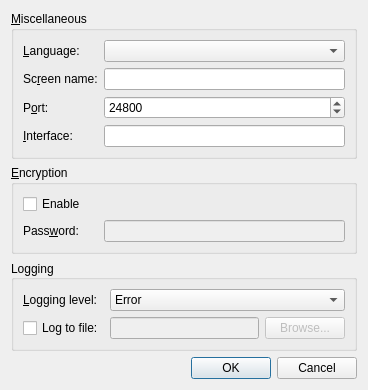
Above: src/gui/res/SettingsDialogBase.ui from deskflow/deskflow before the change. Below: the same form after it.
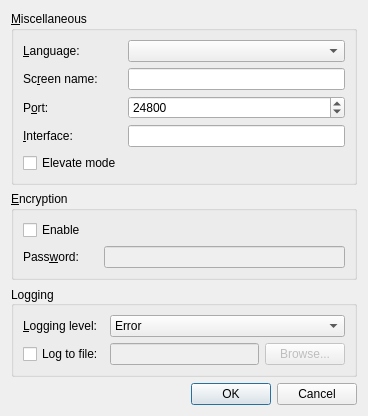
That is the form after the change.

Commit message: Moved elevate checkbox to settings #4130

The edit to the form file:
```diff
--- a/src/gui/res/SettingsDialogBase.ui
+++ b/src/gui/res/SettingsDialogBase.ui
@@ -114,6 +114,13 @@
       <item row="0" column="1">
        <widget class="QComboBox" name="m_pComboLanguage"/>
       </item>
+      <item row="4" column="0">
+       <widget class="QCheckBox" name="m_pCheckBoxElevateMode">
+        <property name="text">
+         <string>Elevate mode</string>
+        </property>
+       </widget>
+      </item>
      </layout>
     </widget>
    </item>
```
The commit also changes 7 other files.
